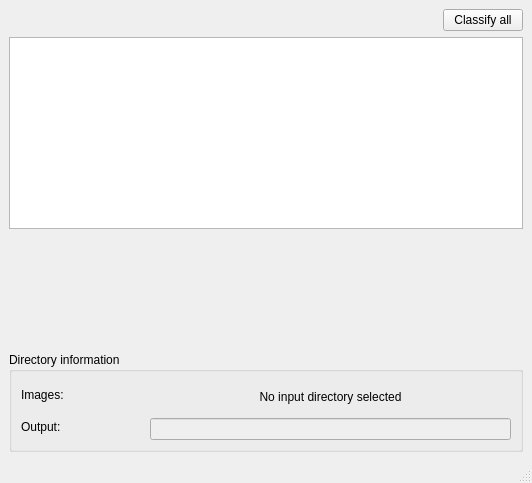
Qt form gui/design.ui (bestrauc/IZW_Detector) before a commit.
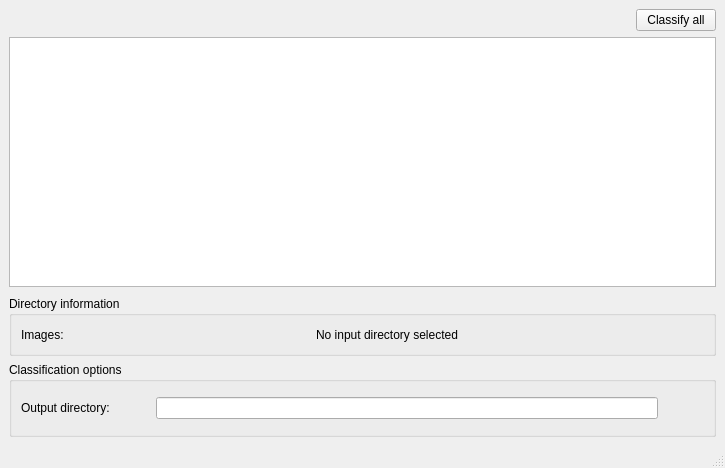
The same form after that commit. Icons and pictures are not drawn.

Commit message: Reworked information and output, compatible with tree view.

The edit to the form file:
```diff
--- a/gui/design.ui
+++ b/gui/design.ui
@@ -6,8 +6,8 @@
    <rect>
     <x>0</x>
     <y>0</y>
-    <width>532</width>
-    <height>483</height>
+    <width>725</width>
+    <height>468</height>
    </rect>
   </property>
   <property name="mouseTracking">
@@ -107,7 +107,7 @@
       <item>
        <widget class="QTreeView" name="directoryList">
         <property name="sizePolicy">
-         <sizepolicy hsizetype="Expanding" vsizetype="MinimumExpanding">
+         <sizepolicy hsizetype="Expanding" vsizetype="Minimum">
           <horstretch>0</horstretch>
           <verstretch>0</verstretch>
          </sizepolicy>
@@ -115,7 +115,7 @@
         <property name="minimumSize">
          <size>
           <width>0</width>
-          <height>100</height>
+          <height>250</height>
          </size>
         </property>
         <property name="horizontalScrollBarPolicy">
@@ -145,7 +145,7 @@
       <item>
        <widget class="QGroupBox" name="statBox">
         <property name="sizePolicy">
-         <sizepolicy hsizetype="Preferred" vsizetype="Maximum">
+         <sizepolicy hsizetype="Preferred" vsizetype="Minimum">
           <horstretch>0</horstretch>
           <verstretch>0</verstretch>
          </sizepolicy>
@@ -153,7 +153,7 @@
         <property name="minimumSize">
          <size>
           <width>0</width>
-          <height>100</height>
+          <height>60</height>
          </size>
         </property>
         <property name="maximumSize">
@@ -165,9 +165,7 @@
         <property name="title">
          <string>Directory information</string>
         </property>
-        <layout class="QHBoxLayout" name="horizontalLayout_4">
-         <item>
-          <layout class="QVBoxLayout" name="verticalLayout_3">
+        <layout class="QHBoxLayout" name="horizontalLayout_2">
            <item>
             <widget class="QLabel" name="imageNum">
              <property name="text">
@@ -176,32 +174,18 @@
             </widget>
            </item>
            <item>
-            <widget class="QLabel" name="outputLabel">
-             <property name="text">
-              <string>Output:</string>
-             </property>
-            </widget>
-           </item>
-          </layout>
-         </item>
-         <item>
           <spacer name="horizontalSpacer_2">
            <property name="orientation">
             <enum>Qt::Horizontal</enum>
            </property>
-           <property name="sizeType">
-            <enum>QSizePolicy::Preferred</enum>
-           </property>
            <property name="sizeHint" stdset="0">
             <size>
-             <width>80</width>
+             <width>40</width>
              <height>20</height>
             </size>
            </property>
           </spacer>
          </item>
-         <item>
-          <layout class="QVBoxLayout" name="verticalLayout_4">
            <item>
             <widget class="QLabel" name="imageNumLabel">
              <property name="text">
@@ -213,21 +197,96 @@
             </widget>
            </item>
            <item>
+          <spacer name="horizontalSpacer_4">
+           <property name="orientation">
+            <enum>Qt::Horizontal</enum>
+           </property>
+           <property name="sizeHint" stdset="0">
+            <size>
+             <width>40</width>
+             <height>20</height>
+            </size>
+           </property>
+          </spacer>
+         </item>
+        </layout>
+       </widget>
+      </item>
+     </layout>
+    </item>
+    <item>
+     <widget class="QGroupBox" name="optionsBox">
+      <property name="sizePolicy">
+       <sizepolicy hsizetype="Preferred" vsizetype="Minimum">
+        <horstretch>0</horstretch>
+        <verstretch>0</verstretch>
+       </sizepolicy>
+      </property>
+      <property name="minimumSize">
+       <size>
+        <width>0</width>
+        <height>75</height>
+       </size>
+      </property>
+      <property name="title">
+       <string>Classification options</string>
+      </property>
+      <layout class="QGridLayout" name="gridLayout">
+       <item row="0" column="0">
+        <widget class="QLabel" name="outputLabel">
+         <property name="text">
+          <string>Output directory:</string>
+         </property>
+        </widget>
+       </item>
+       <item row="0" column="1">
+        <spacer name="horizontalSpacer_3">
+         <property name="orientation">
+          <enum>Qt::Horizontal</enum>
+         </property>
+         <property name="sizeType">
+          <enum>QSizePolicy::Minimum</enum>
+         </property>
+         <property name="sizeHint" stdset="0">
+          <size>
+           <width>40</width>
+           <height>20</height>
+          </size>
+         </property>
+        </spacer>
+       </item>
+       <item row="0" column="2">
             <widget class="QLineEdit" name="outputDirEdit">
              <property name="enabled">
-              <bool>false</bool>
+          <bool>true</bool>
              </property>
              <property name="readOnly">
               <bool>true</bool>
              </property>
             </widget>
            </item>
-          </layout>
-         </item>
-        </layout>
+       <item row="0" column="3" colspan="2">
+        <widget class="QPushButton" name="outputDirButton">
+         <property name="text">
+          <string/>
+         </property>
+         <property name="icon">
+          <iconset resource="images.qrc">
+           <normaloff>:/images/select-folder-interface-outlined-button.svg</normaloff>:/images/select-folder-interface-outlined-button.svg</iconset>
+         </property>
+         <property name="iconSize">
+          <size>
+           <width>24</width>
+           <height>24</height>
+          </size>
+         </property>
+         <property name="flat">
+          <bool>true</bool>
+         </property>
        </widget>
       </item>
      </layout>
+     </widget>
     </item>
    </layout>
   </widget>
```
Left out of the diff: 4 changed lines with no effect on the pictures. Lines whose indentation alone changed are shown as unchanged. The commit also changes 4 other files.
